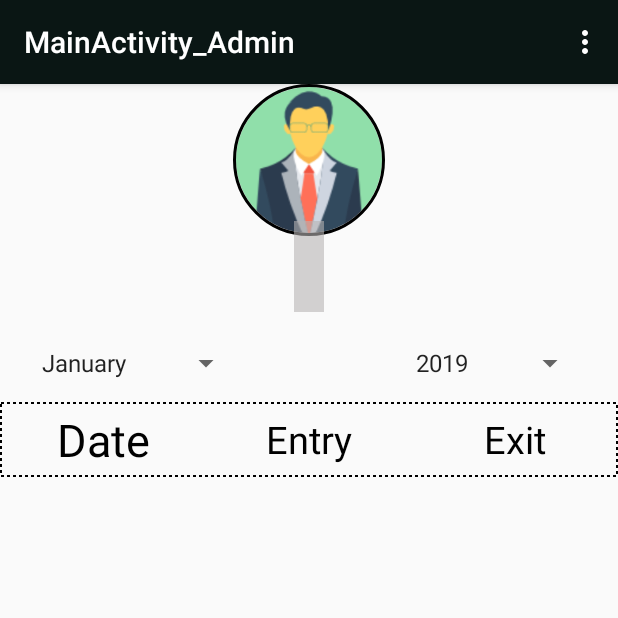
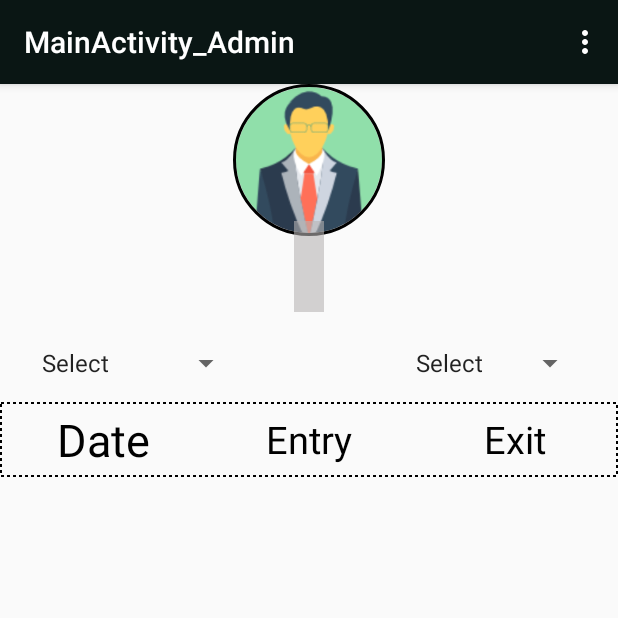
Before and after one commit to ski96277/OfficeManageMentAPP, an Android app: the fragment Employee_profile_view_by_admin placed in its activity, on a phone screen of 412 x 824 dp, the top half of it. Run offline under Robolectric (Android 15) with nearby library versions, the phone set to English and light mode, and no system bars; our stand-ins replace ButterKnife, CircleImageView, Firebase (no records; nobody signed in at launch, a user with empty details on screens opened directly), Picasso; libraries missing offline, so code that uses them is left out: es.dmoral.toasty; pictures from the network do not load; 4 statements that could not run were skipped.

Commit message:
Need to do work with bug

```diff
--- a/app/build.gradle
+++ b/app/build.gradle
@@ -52,6 +52,8 @@ dependencies {
     implementation 'pl.droidsonroids.gif:android-gif-drawable:1.2.0'
     //Toast library
     implementation 'com.github.GrenderG:Toasty:1.4.1'
+    //alert dialog
+    implementation 'com.github.TutorialsAndroid:KAlertDialog:v4.1'
 
 }
 apply plugin: 'com.google.gms.google-services'
--- a/app/src/main/java/com/rocketechit/officemanagementapp/Activity/LoginActivity.java
+++ b/app/src/main/java/com/rocketechit/officemanagementapp/Activity/LoginActivity.java
@@ -81,7 +81,7 @@ public class LoginActivity extends AppCompatActivity {
                                         checkUserID();
                                     } else {
                                         Toasty.error(this, "Internet Error", Toast.LENGTH_SHORT, true).show();
-
+                                        loginProgress.setVisibility(View.GONE);
                                     }
                                 } else {
                                     loginProgress.setVisibility(View.GONE);
@@ -91,6 +91,7 @@ public class LoginActivity extends AppCompatActivity {
                             });
                 } else {
                     Toasty.error(this, "NetWork Error", Toast.LENGTH_SHORT, true).show();
+                    loginProgress.setVisibility(View.GONE);
 
                 }
                 break;
--- a/app/src/main/java/com/rocketechit/officemanagementapp/FragmentClass/Admin/Employee_profile_view_by_admin.java
+++ b/app/src/main/java/com/rocketechit/officemanagementapp/FragmentClass/Admin/Employee_profile_view_by_admin.java
@@ -82,10 +82,7 @@ public class Employee_profile_view_by_admin extends Fragment {
         date_List = new ArrayList<>();
         entry_Time = new ArrayList<>();
         exit_Time = new ArrayList<>();
-/*
-        firebaseDatabase = FirebaseDatabase.getInstance();
-        databaseReference = firebaseDatabase.getReference();
-        databaseReference2 = firebaseDatabase.getReference();*/
+
 
         Bundle bundle = getArguments();
         employee_information = (Employee_Information) bundle.getSerializable("employee_information");
@@ -103,9 +100,12 @@ public class Employee_profile_view_by_admin extends Fragment {
         spinner_month.setOnItemSelectedListener(new AdapterView.OnItemSelectedListener() {
             @Override
             public void onItemSelected(AdapterView<?> parent, View view, int position, long id) {
-
+                date_List.clear();
+                entry_Time.clear();
+                exit_Time.clear();
                 getAttendenceValue(spinner_month.getSelectedItem().toString()
                         , spinner_year.getSelectedItem().toString());
+
             }
 
             @Override
@@ -119,9 +119,12 @@ public class Employee_profile_view_by_admin extends Fragment {
         spinner_year.setOnItemSelectedListener(new AdapterView.OnItemSelectedListener() {
             @Override
             public void onItemSelected(AdapterView<?> parent, View view, int position, long id) {
-
+                date_List.clear();
+                entry_Time.clear();
+                exit_Time.clear();
                 getAttendenceValue(spinner_month.getSelectedItem().toString(),
                         spinner_year.getSelectedItem().toString());
+
             }
 
             @Override
@@ -182,19 +185,31 @@ public class Employee_profile_view_by_admin extends Fragment {
 
             @Override
             public void onDataChange(@NonNull DataSnapshot dataSnapshot) {
+//check the user ID has in the attendance list
+                if (!dataSnapshot.child("Attendance").hasChild(userID_Employee)){
+                    attendanceTableID.setVisibility(View.GONE);
 
+                }
+//check the user  has attendance in this year
+                if (!dataSnapshot.child("Attendance").child(userID_Employee).hasChild(year)){
+                    attendanceTableID.setVisibility(View.GONE);
+                }
+//check the user  has attendance in this month
+                if (!dataSnapshot.child("Attendance").child(userID_Employee).child(year).hasChild(month)){
+                    attendanceTableID.setVisibility(View.GONE);
+
+                }
 
                 for (DataSnapshot snapshot : dataSnapshot.child("Attendance")
                         .child(userID_Employee).child(year).child(String.valueOf(monthNumber)).getChildren()) {
 
-
+                    attendanceTableID.setVisibility(View.VISIBLE);
                     String date = snapshot.getKey();
                     date_List.add(date);
-                    if (date_List.isEmpty()){
-                        attendanceTableID.setVisibility(View.GONE);
-                    }else {
-                        attendanceTableID.setVisibility(View.VISIBLE);
+                    if (date_List.size()<1){
+                        Toast.makeText(getContext(), "Hello", Toast.LENGTH_SHORT).show();
                     }
+
 
                     databaseReference2.addValueEventListener(new ValueEventListener() {
                         @Override
--- a/app/src/main/res/layout/employee_profile_view_by_admin_f.xml
+++ b/app/src/main/res/layout/employee_profile_view_by_admin_f.xml
@@ -21,7 +21,6 @@
         app:layout_constraintStart_toStartOf="parent"
         app:layout_constraintTop_toTopOf="parent"
         tools:ignore="MissingConstraints" />
-
     <TextView
         android:id="@+id/employee_Position_TV_ID"
         android:layout_width="wrap_content"
--- a/app/src/main/res/values/strings.xml
+++ b/app/src/main/res/values/strings.xml
@@ -11,6 +11,7 @@
 
 
     <string-array name="year_List">
+        <item>Select</item>
         <item>2019</item>
         <item>2018</item>
         <item>2017</item>
@@ -18,6 +19,7 @@
         <item>2015</item>
     </string-array>
     <string-array name="month_List">
+        <item>Select</item>
         <item>January</item>
         <item>February</item>
         <item>March</item>
```
Also changed, not shown: app/src/main/java/com/rocketechit/officemanagementapp/Activity/SplashActivity.java (+13 -2 lines).
